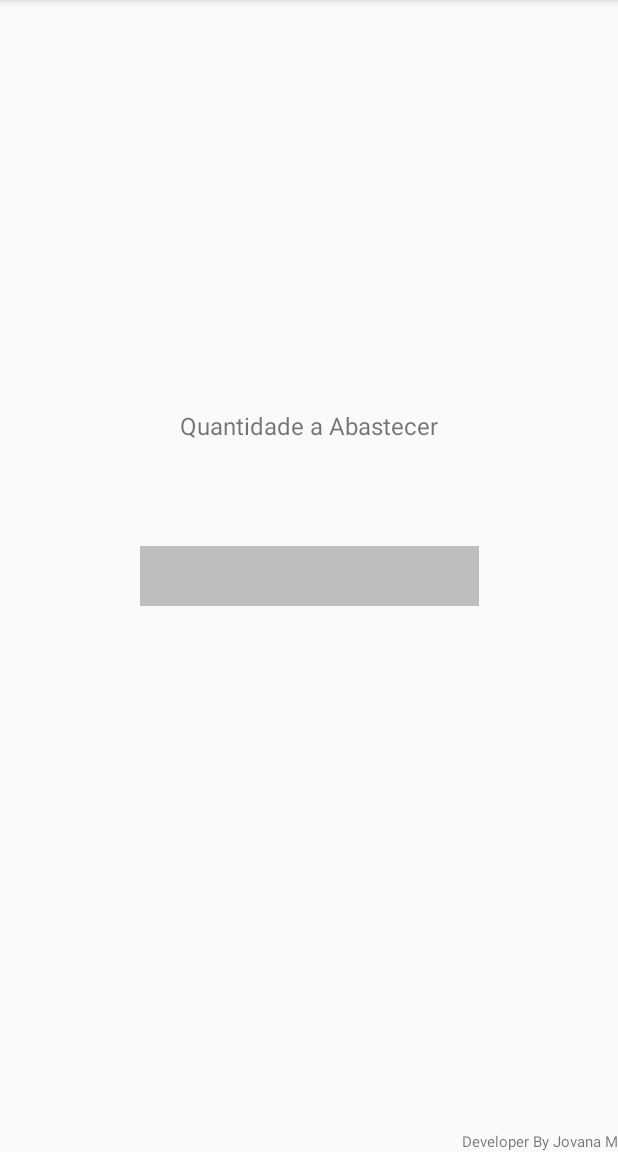
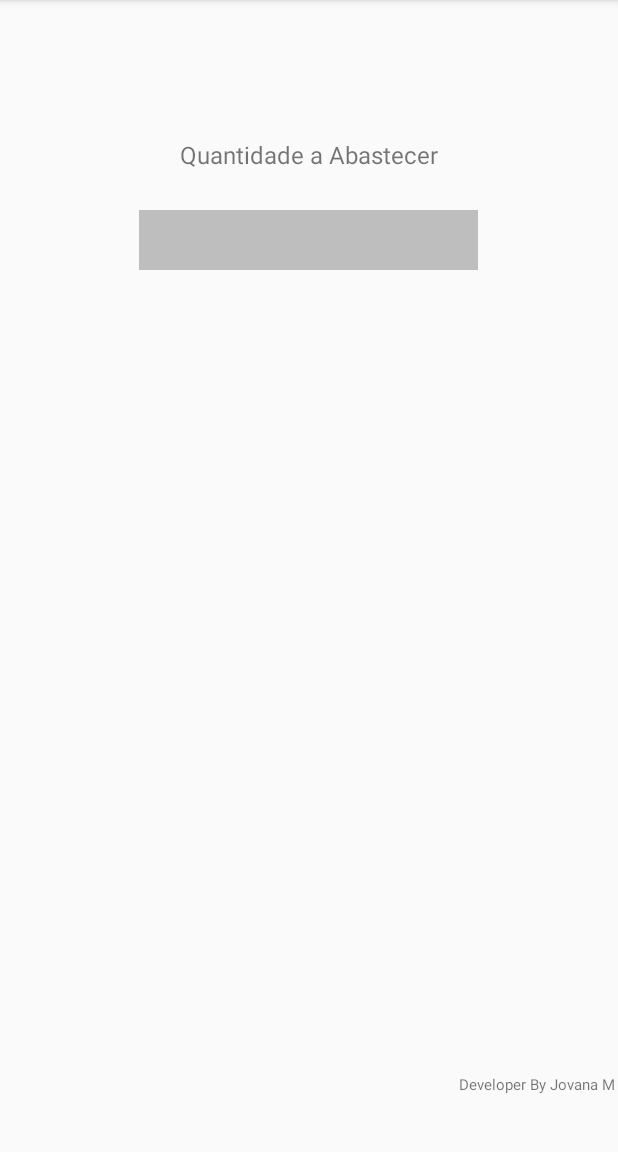
Before and after one commit to jovanamachado/sole.App, an Android app: the tela3 screen opened directly, with no data from a screen before it, on a phone screen of 412 x 824 dp, the part 84-1236 px from its top. Run offline under Robolectric (Android 15) with nearby library versions, the phone set to English and light mode, and no system bars.

Commit message:
Adição do resultado em litros

```diff
--- a/app/src/main/java/com/example/soleapp/tela3.java
+++ b/app/src/main/java/com/example/soleapp/tela3.java
@@ -3,12 +3,29 @@ package com.example.soleapp;
 import androidx.appcompat.app.AppCompatActivity;
 
 import android.os.Bundle;
+import android.widget.EditText;
+import android.widget.TextView;
 
 public class tela3 extends AppCompatActivity {
+
+
+
+    EditText edtResult;
+
+
 
     @Override
     protected void onCreate(Bundle savedInstanceState) {
         super.onCreate(savedInstanceState);
         setContentView(R.layout.activity_tela3);
+
+
+
+        edtResult = (EditText) findViewById(R.id.edtResult);
+        String valor = getIntent(). getStringExtra("Chave");
+        edtResult.setText(valor);
+
+
+
     }
 }
--- a/app/src/main/res/layout/activity_tela3.xml
+++ b/app/src/main/res/layout/activity_tela3.xml
@@ -10,37 +10,35 @@
         android:id="@+id/txtInsira5"
         android:layout_width="wrap_content"
         android:layout_height="wrap_content"
-        android:layout_marginTop="84dp"
+        android:layout_marginTop="716dp"
         android:text="Developer By Jovana M"
         android:textSize="10sp"
-        app:layout_constraintBottom_toBottomOf="parent"
         app:layout_constraintEnd_toEndOf="parent"
-        app:layout_constraintHorizontal_bias="1.0"
+        app:layout_constraintHorizontal_bias="0.993"
         app:layout_constraintStart_toStartOf="parent"
-        app:layout_constraintTop_toBottomOf="@+id/edtResult"
-        app:layout_constraintVertical_bias="1.0" />
+        app:layout_constraintTop_toTopOf="parent" />
 
     <EditText
         android:id="@+id/edtResult"
         android:layout_width="226dp"
         android:layout_height="40dp"
+        android:layout_marginTop="26dp"
         android:background="#BEBEBE"
         android:ems="10"
         android:inputType="textPersonName"
-        app:layout_constraintBottom_toBottomOf="parent"
         app:layout_constraintEnd_toEndOf="parent"
+        app:layout_constraintHorizontal_bias="0.497"
         app:layout_constraintStart_toStartOf="parent"
-        app:layout_constraintTop_toTopOf="parent" />
+        app:layout_constraintTop_toBottomOf="@+id/txtInsira4" />
 
     <TextView
         android:id="@+id/txtInsira4"
         android:layout_width="wrap_content"
         android:layout_height="wrap_content"
+        android:layout_marginTop="92dp"
         android:text="Quantidade a Abastecer"
         android:textSize="16sp"
-        app:layout_constraintBottom_toTopOf="@+id/edtResult"
         app:layout_constraintEnd_toEndOf="parent"
         app:layout_constraintStart_toStartOf="parent"
-        app:layout_constraintTop_toTopOf="parent"
-        app:layout_constraintVertical_bias="0.797" />
+        app:layout_constraintTop_toTopOf="parent" />
 </androidx.constraintlayout.widget.ConstraintLayout>
```
Also changed, not shown: app/src/main/java/com/example/soleapp/tela2.java (+26 -3 lines), app/src/main/res/layout/activity_main.xml (+19 -36 lines), app/src/main/res/layout/activity_tela2.xml (+10 -13 lines).
